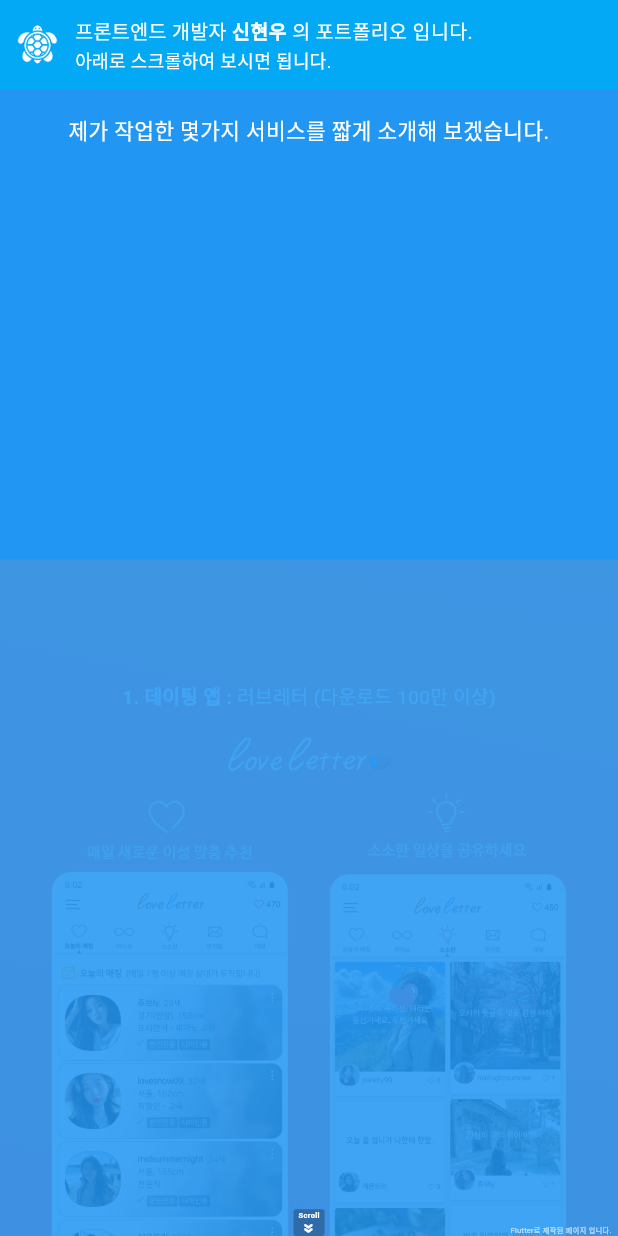
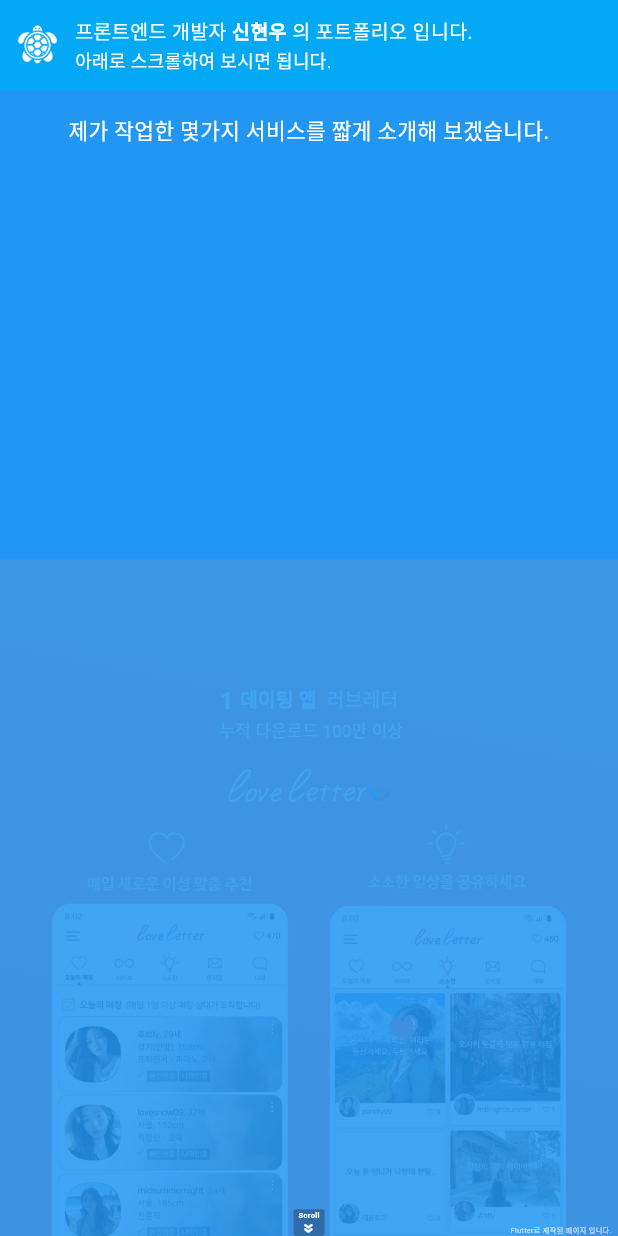
Before and after one commit to islandream/portfolio, a Flutter app: the screen it shows after launch, scrolled down 576 dp, on a phone screen of 412 x 824 dp. Run offline on Flutter 3.47's test engine with Material 3 defaults, Android fonts, the light colour scheme and no system bars; our stand-ins replace cached_network_image, gap, velocity_x, video_player, youtube_player_iframe; missing offline and left inert: flame; network calls fail.

Commit message:
디자인 약간 수정

```diff
--- a/lib/pages/page3.dart
+++ b/lib/pages/page3.dart
@@ -63,6 +63,7 @@
             begin: Alignment.topRight,
             end: Alignment.bottomLeft,
           ),
+          //color: Colors.black87,
         ),
         child: Center(
           child: Container(
@@ -74,10 +75,12 @@
                 Row(
                   mainAxisSize: MainAxisSize.min,
                   children: [
-                    "1. 데이팅 앱 :".text.white.size(andy(isMobile ? 40 : 35)).bold.make(),
-                    " 러브레터 (다운로드 100만 이상)".text.white.size(andy(isMobile ? 40 : 35)).make(),
+                    "1 ".text.white.size(andy(isMobile ? 50 : 40)).bold.make(),
+                    "데이팅 앱 ".text.white.size(andy(isMobile ? 40 : 35)).bold.make(),
+                    " 러브레터".text.white.size(andy(isMobile ? 40 : 35)).make(),
                   ],
                 ),
+                " 누적 다운로드 100만 이상".text.white.size(andy(isMobile ? 35 : 30)).make(),
                 Gap(andy(50)),
                 Column(
                   crossAxisAlignment: CrossAxisAlignment.center,
@@ -154,20 +157,22 @@
                       crossAxisAlignment: CrossAxisAlignment.end,
                       mainAxisSize: MainAxisSize.min,
                       children: [
-                        "- 작업 년도 :".text.white.ellipsis.size(andy(25)).align(TextAlign.right).bold.make(),
+                        "작업 년도 ".text.white.ellipsis.size(andy(25)).align(TextAlign.right).bold.make(),
                         " ".text.size(andy(25)).make(),
-                        "- 프레임워크 :".text.white.ellipsis.size(andy(25)).align(TextAlign.right).bold.make(),
+                        "프레임워크 ".text.white.ellipsis.size(andy(25)).align(TextAlign.right).bold.make(),
                         " ".text.size(andy(25)).make(),
-                        "- 담당 포지션 :".text.white.ellipsis.size(andy(25)).align(TextAlign.right).bold.make(),
+                        "담당 포지션 ".text.white.ellipsis.size(andy(25)).align(TextAlign.right).bold.make(),
                         " ".text.size(andy(25)).make(),
                         " ".text.size(andy(25)).make(),
-                        "- 구현한 주요 기능 :".text.white.ellipsis.size(andy(25)).align(TextAlign.right).bold.make(),
+                        Gap(andy(2)),
+                        "구현한 주요 기능 ".text.white.ellipsis.size(andy(25)).align(TextAlign.right).bold.make(),
                         " ".text.size(andy(25)).make(),
                         " ".text.size(andy(25)).make(),
                         " ".text.size(andy(25)).make(),
                         " ".text.size(andy(25)).make(),
                         " ".text.size(andy(25)).make(),
-                        "- 10년 이상 앱 보수 :".text.white.ellipsis.size(andy(25)).align(TextAlign.right).bold.make(),
+                        Gap(andy(7)),
+                        "10년 이상 앱 보수 ".text.white.ellipsis.size(andy(25)).align(TextAlign.right).bold.make(),
                       ],
                     ),
                     Gap(andy(40)),
@@ -177,20 +182,20 @@
                       children: [
                         "2024년 (기존 앱을 전체 리뉴얼)".text.white.ellipsis.size(andy(25)).align(TextAlign.right).make(),
                         " ".text.size(andy(25)).make(),
-                        "Android Native 개발 후 Flutter로 컨버전 (99% 완료).".text.white.ellipsis.size(andy(25)).align(TextAlign.right).make(),
+                        "Android Native 개발 후 Flutter로 컨버전 (99% 완료)".text.white.ellipsis.size(andy(25)).align(TextAlign.right).make(),
                         " ".text.size(andy(25)).make(),
-                        "기획, 디자인, Front-end 개발, 스토어 배포, 마케팅.".text.white.ellipsis.size(andy(25)).align(TextAlign.right).make(),
+                        "기획, 디자인, Front-end 개발, 스토어 배포, 마케팅".text.white.ellipsis.size(andy(25)).align(TextAlign.right).make(),
                         "(Back-end 를 제외한 일체)".text.white.ellipsis.size(andy(25)).align(TextAlign.right).make(),
                         " ".text.size(andy(25)).make(),
-                        "회원 가입, 로그인, 프로필 내용 등록,".text.white.ellipsis.size(andy(25)).align(TextAlign.right).make(),
-                        "회원간 채팅 기능, 인앱 결제, PUSH 알림,".text.white.ellipsis.size(andy(25)).align(TextAlign.right).make(),
-                        "사진 업로드, 게시글 업로드,".text.white.ellipsis.size(andy(25)).align(TextAlign.right).make(),
-                        "휴대폰 본인 인증 연동,".text.white.size(andy(25)).align(TextAlign.right).make(),
-                        "여러가지 UI 애니메이션 직접 구현 등.".text.white.size(andy(25)).align(TextAlign.right).make(),
+                        "회원 가입, 로그인, 프로필 내용 등록".text.white.ellipsis.size(andy(25)).align(TextAlign.right).make(),
+                        "회원간 채팅 기능, 인앱 결제, PUSH 알림".text.white.ellipsis.size(andy(25)).align(TextAlign.right).make(),
+                        "사진 업로드, 게시글 업로드".text.white.ellipsis.size(andy(25)).align(TextAlign.right).make(),
+                        "휴대폰 본인 인증 연동".text.white.size(andy(25)).align(TextAlign.right).make(),
+                        "여러가지 UI 애니메이션 직접 구현 등".text.white.size(andy(25)).align(TextAlign.right).make(),
                         " ".text.size(andy(25)).make(),
-                        "대규모 앱 리뉴얼 경험,\n"
-                                '안드로이드 버전 상승 대응,\n'
-                                '구글 정책 변경 대응,\n'
+                        "대규모 앱 리뉴얼 경험\n"
+                                '안드로이드 버전 상승 대응\n'
+                                '구글 정책 변경 대응\n'
                                 '수 만건의 문의사항, VOC 직접 대응\n'
                                 'Firebase Crashlytics를 통한 ANR 안정화\n'
                                 '신규 기능 지속적 추가'
@@ -200,7 +205,7 @@
                             .size(andy(25))
                             .align(TextAlign.left)
                             .make(),
-                        ' - 지인 피하기 기능,\n - 휴대폰 본인인증,\n - 추천인 등록시 리워드 지급기능,\n - 셀프 소개팅 기능,\n - 계절에 따른 테마 변경 기능 등.'
+                        '  지인 피하기 기능\n  휴대폰 본인인증\n  추천인 등록시 리워드 지급기능\n  셀프 소개팅 기능\n  계절에 따른 테마 변경 기능 등'
                             .text
                             .white
                             .center
--- a/lib/pages/page9.dart
+++ b/lib/pages/page9.dart
@@ -56,9 +56,9 @@
             child: Column(
               mainAxisSize: MainAxisSize.min,
               children: [
-                "위 작업물들 중 특히 예전것들은, 디자인적으로 조잡하고 별로이지만"
+                "위 작업물들 중 특히 예전것들은, 디자인적으로 부족하지만"
                         "\n"
-                        "지금도 계속 배우고 성장하고 있습니다.\n "
+                        "지금도 계속 배우고 성장하고 있으며 훨씬 세련된 디자인 가능합니다.\n "
                     .text
                     .white
                     .center
```
Also changed, not shown: lib/pages/page4.dart (+8 -8 lines), lib/pages/page5.dart (+14 -13 lines), lib/pages/page6.dart (+13 -12 lines), lib/pages/page7.dart (+14 -12 lines).
